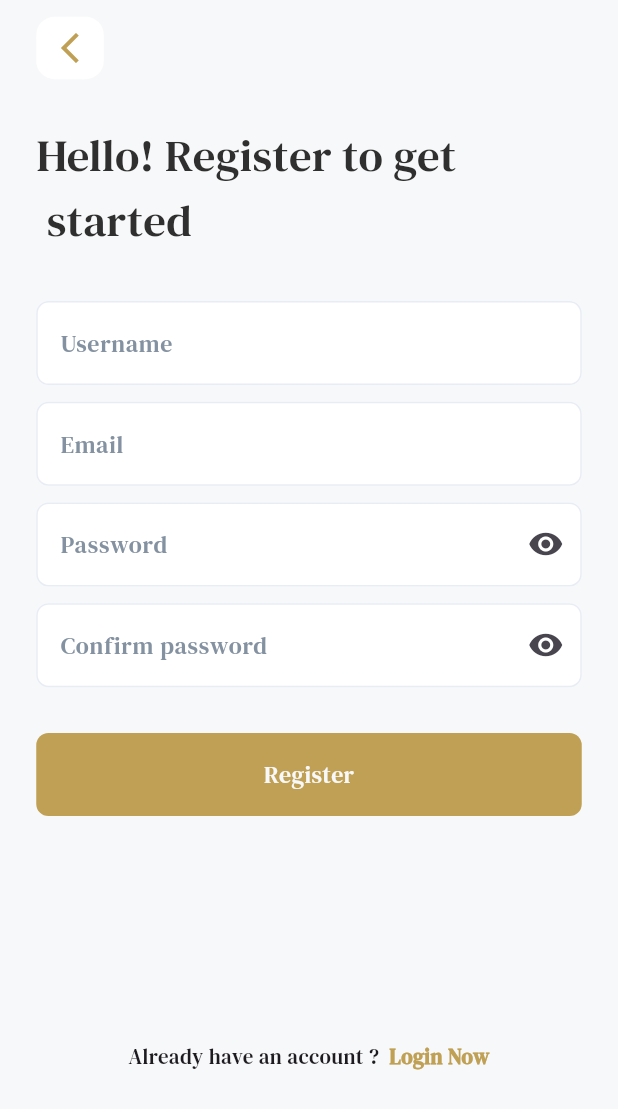
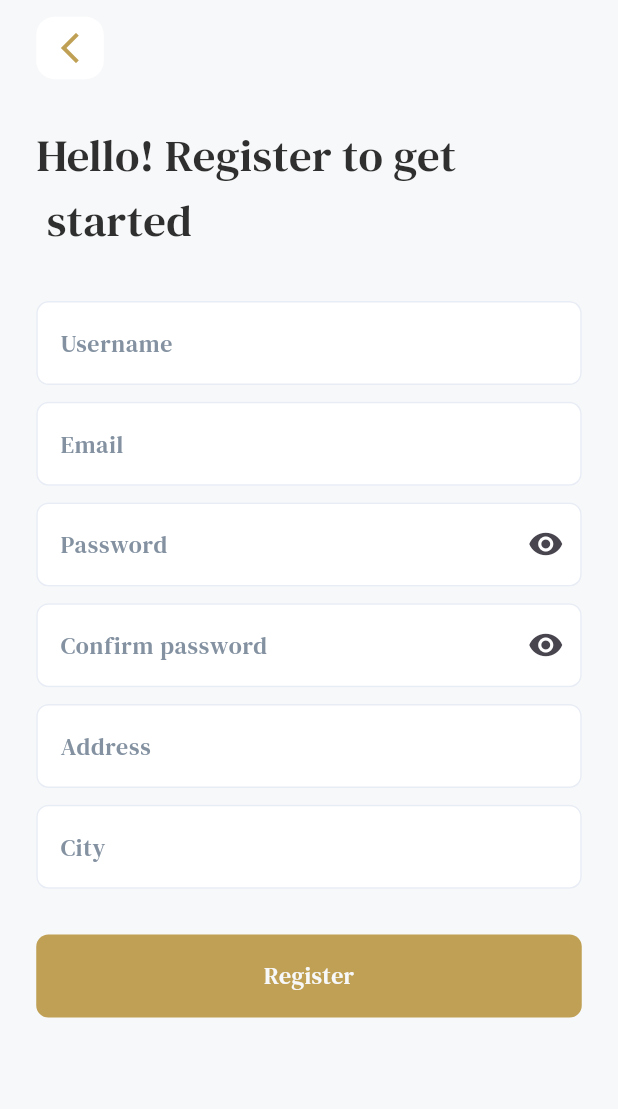
Before and after one commit to Inagdy/BookStore, a Flutter app: the RegisterdScreen screen opened by its route, on a phone screen of 412 x 824 dp. Shown: the top 1109 px of the screen. Run offline on Flutter 3.47's test engine with Material 3 defaults, Android fonts, the phone set to English and light mode, and no system bars; our stand-ins replace dio, easy_localization, flutter_bloc, flutter_screenutil; project files that could hold a hidden picture were left out.

Commit message:
last change

```diff
--- a/lib/feature/Home/presentation/ui/home_screen.dart
+++ b/lib/feature/Home/presentation/ui/home_screen.dart
@@ -5,6 +5,8 @@ class HomeScreen extends StatelessWidget {
 
   @override
   Widget build(BuildContext context) {
-    return const Placeholder();
+    return Scaffold(
+      body:  Text("Homr screen")
+    );
   }
 }
--- a/lib/feature/auth/data/repo/auth_repo.dart
+++ b/lib/feature/auth/data/repo/auth_repo.dart
@@ -27,6 +27,8 @@ class AuthRepo {
     required String email,
     required String password,
     required String passwordConfirmation,
+    required String address,
+    required String city,
   }) async {
     try {
       final response = await dio.post(
@@ -36,9 +38,11 @@ class AuthRepo {
           "email": email,
           "password": password,
           "password_confirmation": passwordConfirmation,
+          "address": address,
+          "city": city,
         },
       );
-      if (response.statusCode == 200) {
+      if (response.statusCode == 201) {
         return true;
       } else {
         return false;
--- a/lib/feature/auth/presentation/cubit/register_cubit.dart
+++ b/lib/feature/auth/presentation/cubit/register_cubit.dart
@@ -12,6 +12,8 @@ class RegisterCubit extends Cubit<RegisterState> {
     required String email,
     required String password,
     required String passwordConfirmation,
+    required String address,
+    required String city,
   }) async {
     emit(RegisterLoadingState());
     final response = await AuthRepo.register(
@@ -19,6 +21,8 @@ class RegisterCubit extends Cubit<RegisterState> {
       email: email,
       password: password,
       passwordConfirmation: passwordConfirmation,
+      address:address,
+      city:city,
     );
     if (response) {
       emit(RegisterSuccessState());
--- a/lib/feature/auth/presentation/registerd_screen.dart
+++ b/lib/feature/auth/presentation/registerd_screen.dart
@@ -17,7 +17,8 @@ class _RegisterdScreenState extends State<RegisterdScreen> {
   Widget build(BuildContext context) {
     return Scaffold(
       backgroundColor: AppColors.backGroundColor,
-      body: Padding(
+      body: SingleChildScrollView(
+        child: Padding(
         padding: EdgeInsets.symmetric(horizontal: 22.0.w),
         child: Column(
           crossAxisAlignment: CrossAxisAlignment.start,
@@ -34,6 +35,7 @@ class _RegisterdScreenState extends State<RegisterdScreen> {
           ],
         ),
       ),
+      )
     );
   }
 }
--- a/lib/feature/auth/presentation/ui/widget/registerd_form.dart
+++ b/lib/feature/auth/presentation/ui/widget/registerd_form.dart
@@ -12,7 +12,6 @@ import 'package:flutter_screenutil/flutter_screenutil.dart';
 class RegisterdForm extends StatefulWidget {
   const RegisterdForm({super.key});
 
-
   @override
   State<RegisterdForm> createState() => _RegisterdFormState();
 }
@@ -23,6 +22,8 @@ class _RegisterdFormState extends State<RegisterdForm> {
   var emailController = TextEditingController();
   var passwordController = TextEditingController();
   var confirmPasswordController = TextEditingController();
+  var addressController = TextEditingController();
+  var cityController = TextEditingController();
 
   @override
   Widget build(BuildContext context) {
@@ -120,18 +121,29 @@ class _RegisterdFormState extends State<RegisterdForm> {
                 return null;
               },
             ),
+            11.verticalSpace,
+
+            CustomeTextFormFeild(
+              controller: addressController,
+              hintText: "Address",
+            ),
+            11.verticalSpace,
+            CustomeTextFormFeild(controller: cityController, hintText: "City"),
+
             30.verticalSpace,
             AppButton(
               buttonText: "Register",
               bgColor: AppColors.mainColor,
               textColor: AppColors.backGroundColor,
               onTap: () {
-                if(_formKey.currentState!.validate()){
+                if (_formKey.currentState!.validate()) {
                   context.read<RegisterCubit>().register(
                     userName: userNameController.text,
                     email: emailController.text,
                     password: passwordController.text,
                     passwordConfirmation: confirmPasswordController.text,
+                    address: addressController.text,
+                    city: cityController.text,
                   );
                 }
               },
@@ -141,7 +153,7 @@ class _RegisterdFormState extends State<RegisterdForm> {
               leftText: "Already have an account ? ",
               rigthText: " Login Now",
               onRigthTap: () {
-                Navigator.pushNamed(context, AppRoute.loginScreen);
+                Navigator.pushNamed(context, AppRoute.homeScreen);
               },
             ),
             27.verticalSpace,
```
Also changed, not shown: pubspec.lock.
